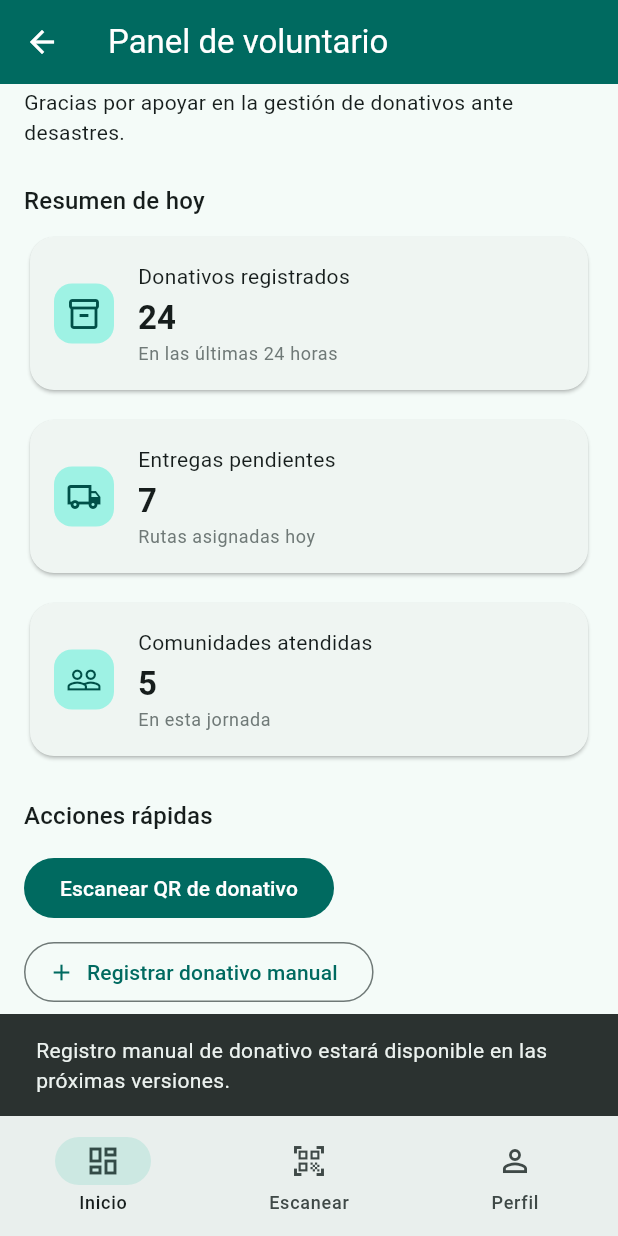
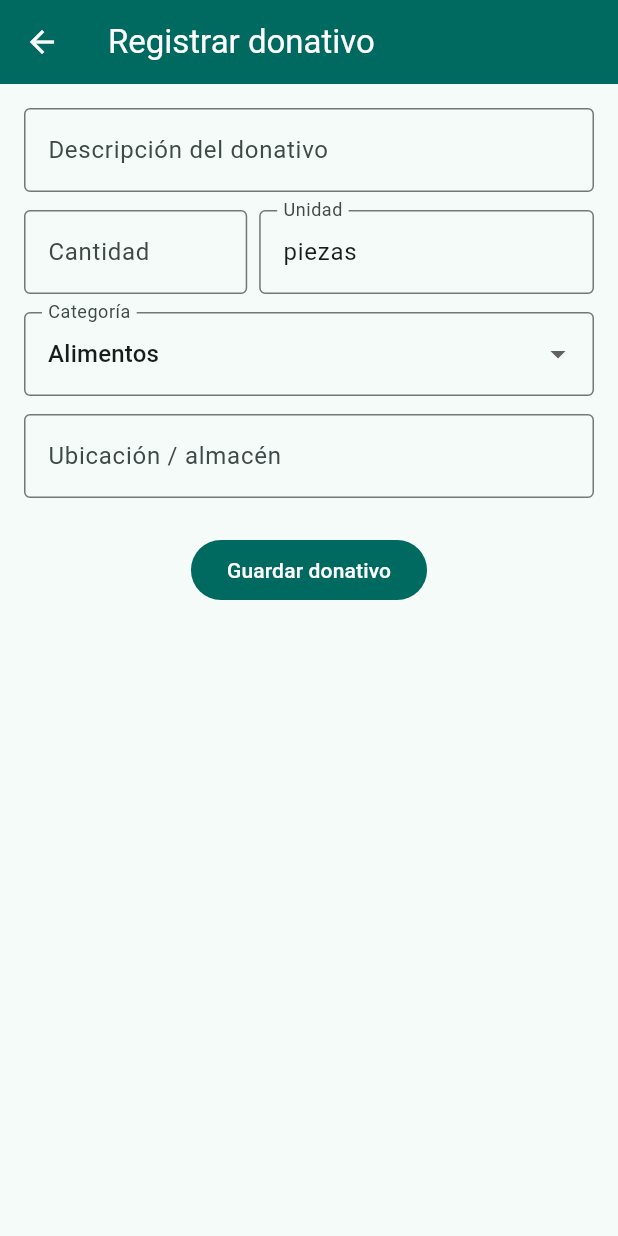
Before and after one commit to FlowersLoop/donativos_app, a Flutter app: the HomeScreen screen opened by its route, scrolled down 50 dp, after a tap on "Registrar donativo manual", on a phone screen of 412 x 824 dp. Run offline on Flutter 3.47's test engine with Material 3 defaults, Android fonts, the phone set to English and light mode, and no system bars; our stand-ins replace firebase_auth, firebase_core; accounts and stored records are empty.

Commit message:
add: Registrar donativo manual

```diff
--- a/lib/core/routes/app_routes.dart
+++ b/lib/core/routes/app_routes.dart
@@ -3,15 +3,18 @@ import 'package:flutter/material.dart';
 
 import '../../presentation/screens/login_screen.dart';
 import '../../presentation/screens/home_screen.dart';
+import '../../presentation/screens/donation_form_screen.dart';
 
 class AppRoutes {
   static const String login = '/login';
   static const String home = '/home';
+  static const String donationForm = '/donation-form';
 
   static String get initialRoute => login;
 
   static Map<String, WidgetBuilder> get routes => {
     login: (_) => const LoginScreen(),
     home: (_) => const HomeScreen(),
+    donationForm: (_) => const DonationFormScreen(),
   };
 }
--- a/lib/data/repositories/auth_repository_impl.dart
+++ b/lib/data/repositories/auth_repository_impl.dart
@@ -33,7 +33,6 @@ class AuthRepositoryImpl implements AuthRepository {
     }
 
     try {
-      // Timeout para evitar spinner infinito
       final cred = await _firebaseAuth
           .signInWithEmailAndPassword(
         email: email,
@@ -61,7 +60,7 @@ class AuthRepositoryImpl implements AuthRepository {
         print(
             '[AuthRepositoryImpl] FirebaseAuthException: ${e.code} - ${e.message}');
       }
-      rethrow; // Lo tratamos en el ViewModel
+      rethrow;
     } catch (e) {
       if (kDebugMode) {
         print('[AuthRepositoryImpl] ERROR genérico: $e');
--- /dev/null
+++ b/lib/domain/entities/donation.dart
@@ -0,0 +1,20 @@
+// file: lib/domain/entities/donation.dart
+class Donation {
+  final String id;
+  final String description; // p.ej. "Agua embotellada 1L"
+  final int quantity;       // p.ej. 24
+  final String unit;        // p.ej. "piezas", "cajas"
+  final String category;    // p.ej. "Alimentos", "Higiene"
+  final String location;    // p.ej. "Almacén central CDMX"
+  final DateTime createdAt;
+
+  const Donation({
+    required this.id,
+    required this.description,
+    required this.quantity,
+    required this.unit,
+    required this.category,
+    required this.location,
+    required this.createdAt,
+  });
+}
--- /dev/null
+++ b/lib/domain/repositories/donation_repository.dart
@@ -0,0 +1,8 @@
+// file: lib/domain/repositories/donation_repository.dart
+import '../entities/donation.dart';
+
+abstract class DonationRepository {
+  Future<void> createDonation(Donation donation);
+
+  Future<List<Donation>> getRecentDonations();
+}
--- /dev/null
+++ b/lib/domain/usecases/create_donation_usecase.dart
@@ -0,0 +1,13 @@
+// file: lib/domain/usecases/create_donation_usecase.dart
+import '../entities/donation.dart';
+import '../repositories/donation_repository.dart';
+
+class CreateDonationUseCase {
+  final DonationRepository donationRepository;
+
+  CreateDonationUseCase({required this.donationRepository});
+
+  Future<void> call(Donation donation) {
+    return donationRepository.createDonation(donation);
+  }
+}
--- /dev/null
+++ b/lib/presentation/screens/donation_form_screen.dart
@@ -0,0 +1,195 @@
+// file: lib/presentation/screens/donation_form_screen.dart
+import 'package:flutter/material.dart';
+import 'package:provider/provider.dart';
+
+import '../viewmodels/donation_form_viewmodel.dart';
+import '../widgets/primary_button.dart';
+
+class DonationFormScreen extends StatefulWidget {
+  const DonationFormScreen({super.key});
+
+  @override
+  State<DonationFormScreen> createState() => _DonationFormScreenState();
+}
+
+class _DonationFormScreenState extends State<DonationFormScreen> {
+  final _descriptionCtrl = TextEditingController();
+  final _quantityCtrl = TextEditingController();
+  final _unitCtrl = TextEditingController(text: 'piezas');
+  final _locationCtrl = TextEditingController();
+
+  String _selectedCategory = 'Alimentos';
+
+  @override
+  void dispose() {
+    _descriptionCtrl.dispose();
+    _quantityCtrl.dispose();
+    _unitCtrl.dispose();
+    _locationCtrl.dispose();
+    super.dispose();
+  }
+
+  Future<void> _onSubmit(BuildContext context) async {
+    final vm = context.read<DonationFormViewModel>();
+
+    final desc = _descriptionCtrl.text.trim();
+    final qtyStr = _quantityCtrl.text.trim();
+    final unit = _unitCtrl.text.trim();
+    final location = _locationCtrl.text.trim();
+
+    if (desc.isEmpty || qtyStr.isEmpty || unit.isEmpty || location.isEmpty) {
+      ScaffoldMessenger.of(context).showSnackBar(
+        const SnackBar(
+          content: Text('Completa todos los campos.'),
+        ),
+      );
+      return;
+    }
+
+    final qty = int.tryParse(qtyStr);
+    if (qty == null || qty <= 0) {
+      ScaffoldMessenger.of(context).showSnackBar(
+        const SnackBar(
+          content: Text('La cantidad debe ser un número entero positivo.'),
+        ),
+      );
+      return;
+    }
+
+    await vm.submitDonation(
+      description: desc,
+      quantity: qty,
+      unit: unit,
+      category: _selectedCategory,
+      location: location,
+    );
+
+    if (!mounted) return;
+
+    if (vm.status == DonationFormStatus.success) {
+      ScaffoldMessenger.of(context).showSnackBar(
+        const SnackBar(
+          content: Text('Donativo registrado correctamente.'),
+        ),
+      );
+      Navigator.pop(context); // Regresar al Home
+    } else if (vm.status == DonationFormStatus.error &&
+        vm.errorMessage != null) {
+      ScaffoldMessenger.of(context).showSnackBar(
+        SnackBar(
+          content: Text(vm.errorMessage!),
+        ),
+      );
+    }
+  }
+
+  @override
+  Widget build(BuildContext context) {
+    final vm = context.watch<DonationFormViewModel>();
+
+    return Scaffold(
+      appBar: AppBar(
+        title: const Text('Registrar donativo'),
+      ),
+      body: SafeArea(
+        child: SingleChildScrollView(
+          padding: const EdgeInsets.all(16.0),
+          child: Column(
+            children: [
+              TextField(
+                controller: _descriptionCtrl,
+                decoration: const InputDecoration(
+                  labelText: 'Descripción del donativo',
+                  hintText: 'Ej. Agua embotellada 1L',
+                  border: OutlineInputBorder(),
+                ),
+              ),
+              const SizedBox(height: 12),
+              Row(
+                children: [
+                  Expanded(
+                    flex: 2,
+                    child: TextField(
+                      controller: _quantityCtrl,
+                      keyboardType: TextInputType.number,
+                      decoration: const InputDecoration(
+                        labelText: 'Cantidad',
+                        border: OutlineInputBorder(),
+                      ),
+                    ),
+                  ),
+                  const SizedBox(width: 8),
+                  Expanded(
+                    flex: 3,
+                    child: TextField(
+                      controller: _unitCtrl,
+                      decoration: const InputDecoration(
+                        labelText: 'Unidad',
+                        hintText: 'piezas, cajas, kilos...',
+                        border: OutlineInputBorder(),
+                      ),
+                    ),
+                  ),
+                ],
+              ),
+              const SizedBox(height: 12),
+              DropdownButtonFormField<String>(
+                initialValue: _selectedCategory,
+                decoration: const InputDecoration(
+                  labelText: 'Categoría',
+                  border: OutlineInputBorder(),
+                ),
+                items: const [
+                  DropdownMenuItem(
+                    value: 'Alimentos',
+                    child: Text('Alimentos'),
+                  ),
+                  DropdownMenuItem(
+                    value: 'Higiene',
+                    child: Text('Higiene'),
+                  ),
+                  DropdownMenuItem(
+                    value: 'Ropa',
+                    child: Text('Ropa'),
+                  ),
+                  DropdownMenuItem(
+                    value: 'Medicinas',
+                    child: Text('Medicinas'),
+                  ),
+                  DropdownMenuItem(
+                    value: 'Otros',
+                    child: Text('Otros'),
+                  ),
+                ],
+                onChanged: (value) {
+                  if (value != null) {
+                    setState(() {
+                      _selectedCategory = value;
+                    });
+                  }
+                },
+              ),
+              const SizedBox(height: 12),
+              TextField(
+                controller: _locationCtrl,
+                decoration: const InputDecoration(
+                  labelText: 'Ubicación / almacén',
+                  hintText: 'Ej. Almacén central CDMX',
+                  border: OutlineInputBorder(),
+                ),
+              ),
+              const SizedBox(height: 24),
+              PrimaryButton(
+                text: 'Guardar donativo',
+                isLoading: vm.status == DonationFormStatus.submitting,
+                onPressed: vm.status == DonationFormStatus.submitting
+                    ? null
+                    : () => _onSubmit(context),
+              ),
+            ],
+          ),
+        ),
+      ),
+    );
+  }
+}
--- a/lib/presentation/screens/home_screen.dart
+++ b/lib/presentation/screens/home_screen.dart
@@ -94,8 +94,9 @@ class HomeScreen extends StatelessWidget {
               ),
               const SizedBox(height: 8),
               OutlinedButton.icon(
-                onPressed: () =>
-                    _showComingSoon(context, 'Registro manual de donativo'),
+                onPressed: () {
+                  Navigator.pushNamed(context, '/donation-form');
+                },
                 icon: const Icon(Icons.add),
                 label: const Text('Registrar donativo manual'),
               ),
--- /dev/null
+++ b/lib/presentation/viewmodels/donation_form_viewmodel.dart
@@ -0,0 +1,69 @@
+// file: lib/presentation/viewmodels/donation_form_viewmodel.dart
+import 'package:flutter/foundation.dart';
+import 'package:uuid/uuid.dart';
+
+import '../../domain/entities/donation.dart';
+import '../../domain/usecases/create_donation_usecase.dart';
+
+enum DonationFormStatus {
+  idle,
+  submitting,
+  success,
+  error,
+}
+
+class DonationFormViewModel extends ChangeNotifier {
+  final CreateDonationUseCase createDonationUseCase;
+  final _uuid = const Uuid();
+
+  DonationFormStatus _status = DonationFormStatus.idle;
+  DonationFormStatus get status => _status;
+
+  String? _errorMessage;
+  String? get errorMessage => _errorMessage;
+
+  DonationFormViewModel({required this.createDonationUseCase});
+
+  Future<void> submitDonation({
+    required String description,
+    required int quantity,
+    required String unit,
+    required String category,
+    required String location,
+  }) async {
+    _status = DonationFormStatus.submitting;
+    _errorMessage = null;
+    notifyListeners();
+
+    try {
+      final donation = Donation(
+        id: _uuid.v4(),
+        description: description,
+        quantity: quantity,
+        unit: unit,
+        category: category,
+        location: location,
+        createdAt: DateTime.now(),
+      );
+
+      await createDonationUseCase(donation);
+
+      _status = DonationFormStatus.success;
+    } catch (e) {
+      _status = DonationFormStatus.error;
+      _errorMessage =
+      'No se pudo registrar el donativo. Intenta de nuevo.';
+      if (kDebugMode) {
+        print('[DonationFormViewModel] Error: $e');
+      }
+    }
+
+    notifyListeners();
+  }
+
+  void reset() {
+    _status = DonationFormStatus.idle;
+    _errorMessage = null;
+    notifyListeners();
+  }
+}
--- a/pubspec.yaml
+++ b/pubspec.yaml
@@ -40,6 +40,8 @@ dependencies:
   # Firebase
   firebase_core: ^3.6.0
   firebase_auth: ^5.3.1
+
+  uuid: ^4.5.1
 
 dev_dependencies:
   flutter_test:
```
Also changed, not shown: lib/data/models/donation_model.dart (added, +36 -0 lines), lib/data/repositories/donation_repository_impl.dart (added, +26 -0 lines), lib/di/providers.dart (+27 -7 lines), pubspec.lock.
